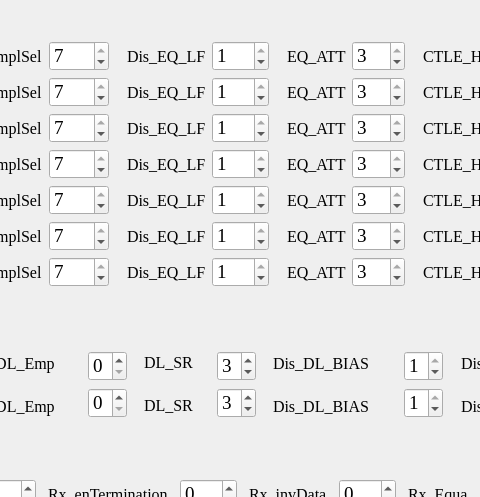
The window that GBCR2_Test_Gui/GBCR2_Test_GUI.ui (weizhangccnu/GBCR2_Test) describes before a commit, drawn with Qt 5; both pictures show x 266 to 746 and y 0 to 497 of the 1334 by 706 pixel window.
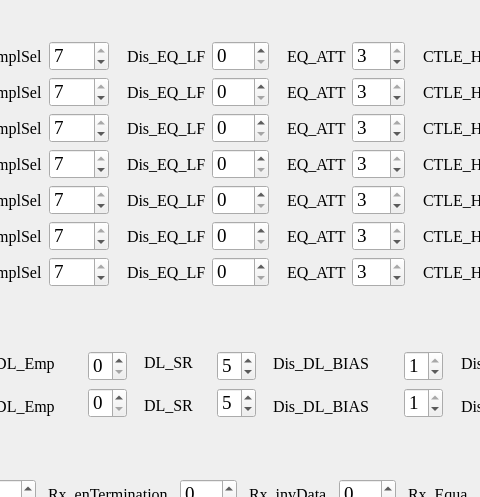
The same window after the commit. Icons and pictures are not drawn.

Commit message: change Tx DL_SR default value

Patch:
```diff
--- a/GBCR2_Test_Gui/GBCR2_Test_GUI.ui
+++ b/GBCR2_Test_Gui/GBCR2_Test_GUI.ui
@@ -1682,7 +1682,7 @@
         <number>1</number>
        </property>
        <property name="value">
-        <number>1</number>
+        <number>0</number>
        </property>
       </widget>
      </item>
@@ -1713,7 +1713,7 @@
         <number>1</number>
        </property>
        <property name="value">
-        <number>1</number>
+        <number>0</number>
        </property>
       </widget>
      </item>
@@ -1744,7 +1744,7 @@
         <number>1</number>
        </property>
        <property name="value">
-        <number>1</number>
+        <number>0</number>
        </property>
       </widget>
      </item>
@@ -1775,7 +1775,7 @@
         <number>1</number>
        </property>
        <property name="value">
-        <number>1</number>
+        <number>0</number>
        </property>
       </widget>
      </item>
@@ -1806,7 +1806,7 @@
         <number>1</number>
        </property>
        <property name="value">
-        <number>1</number>
+        <number>0</number>
        </property>
       </widget>
      </item>
@@ -1837,7 +1837,7 @@
         <number>1</number>
        </property>
        <property name="value">
-        <number>1</number>
+        <number>0</number>
        </property>
       </widget>
      </item>
@@ -1868,7 +1868,7 @@
         <number>1</number>
        </property>
        <property name="value">
-        <number>1</number>
+        <number>0</number>
        </property>
       </widget>
      </item>
@@ -3414,7 +3414,7 @@
         <number>7</number>
        </property>
        <property name="value">
-        <number>3</number>
+        <number>5</number>
        </property>
       </widget>
      </item>
@@ -3430,7 +3430,7 @@
         <number>7</number>
        </property>
        <property name="value">
-        <number>3</number>
+        <number>5</number>
        </property>
       </widget>
      </item>
```
Left out of the diff: 390 changed lines with no effect on the pictures.
